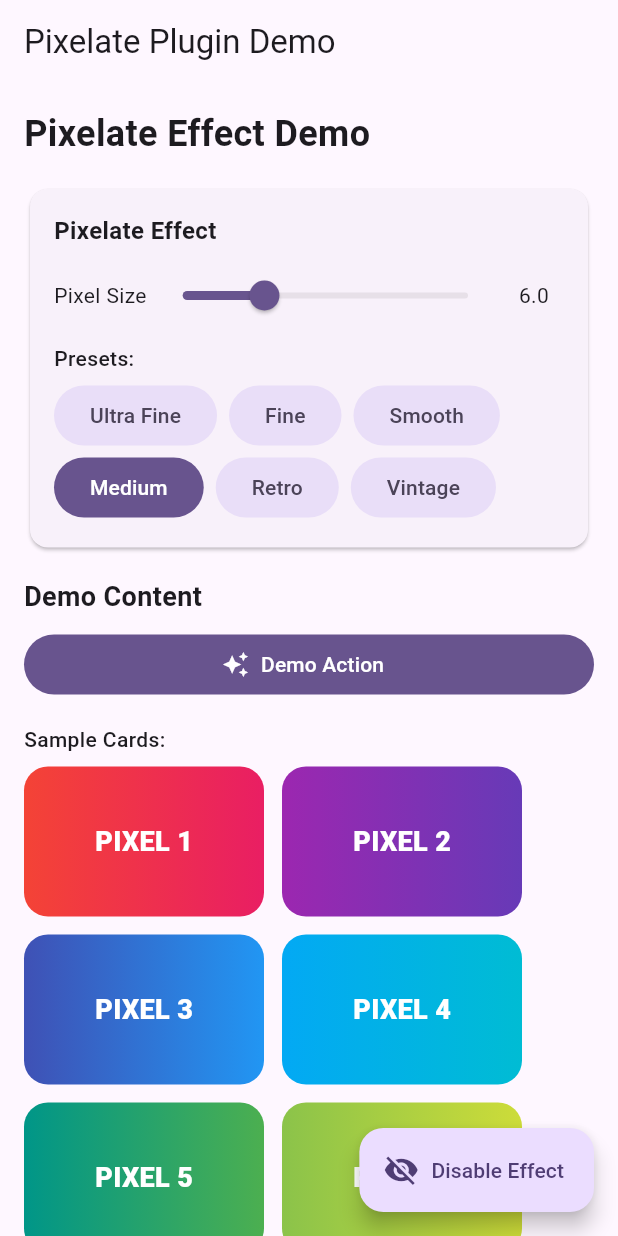
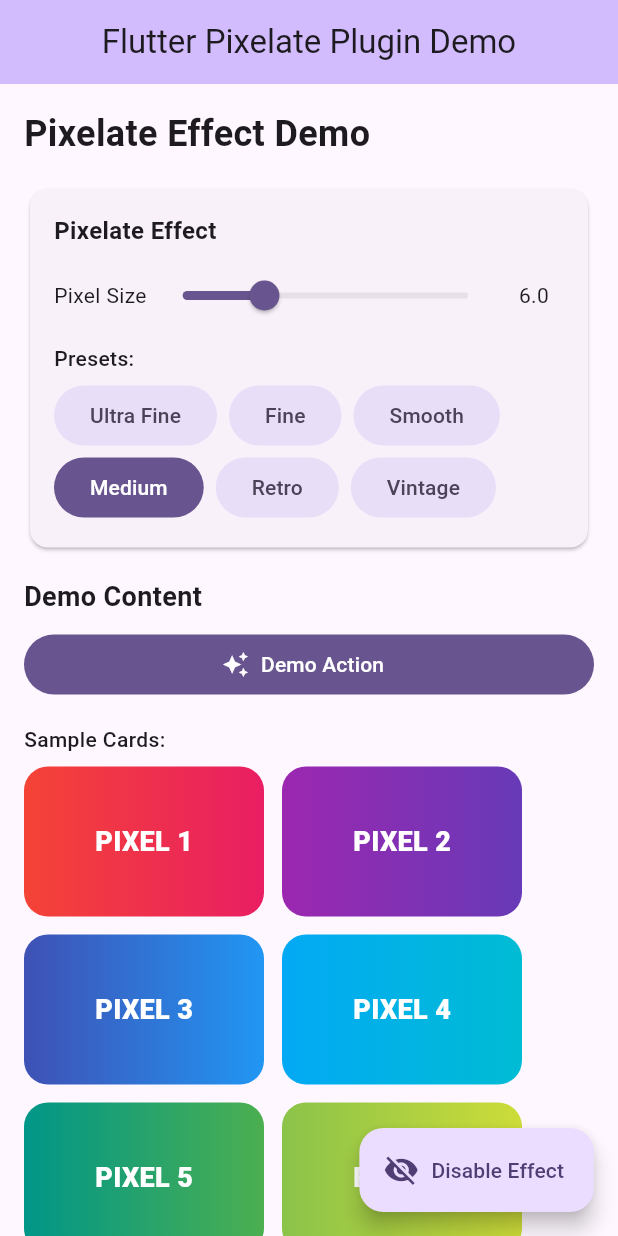
Before and after one commit to kouheisatou/flutter_pixelate, a Flutter app: the screen it shows after launch, on a phone screen of 412 x 824 dp. Run offline on Flutter 3.47's test engine with Material 3 defaults, Android fonts, the phone set to English and light mode, and no system bars; our stand-ins replace plugin_platform_interface, web; missing offline and left inert: flutter_shaders, pixelate.

Commit message:
Setup GitHub Pages demo deployment
- Add GitHub Actions workflow for automatic demo deployment
- Configure Flutter Web build for GitHub Pages
- Update example app title and metadata for web demo
- Add live demo link to README.md
- Improve web app manifest with proper branding
- Enable automatic deployment on main branch pushes

The demo will be available at: https://kouheisatou.github.io/pixelate_plugin/

```diff
--- a/example/lib/main.dart
+++ b/example/lib/main.dart
@@ -11,12 +11,13 @@ class PixelateExampleApp extends StatelessWidget {
   @override
   Widget build(BuildContext context) {
     return MaterialApp(
-      title: 'Pixelate Example',
+      title: 'Flutter Pixelate Plugin Demo',
       theme: ThemeData(
         useMaterial3: true,
         colorSchemeSeed: Colors.deepPurple,
       ),
       home: const PixelateExampleHome(),
+      debugShowCheckedModeBanner: false,
     );
   }
 }
@@ -35,7 +36,11 @@ class _PixelateExampleHomeState extends State<PixelateExampleHome> {
   Widget build(BuildContext context) {
     // Demo content to show the effect
     final content = Scaffold(
-      appBar: AppBar(title: const Text('Pixelate Plugin Demo')),
+      appBar: AppBar(
+        title: const Text('Flutter Pixelate Plugin Demo'),
+        centerTitle: true,
+        backgroundColor: Theme.of(context).colorScheme.inversePrimary,
+      ),
       body: ListView(
         padding: const EdgeInsets.all(16),
         children: [
```
Also changed, not shown: 4 other files.
